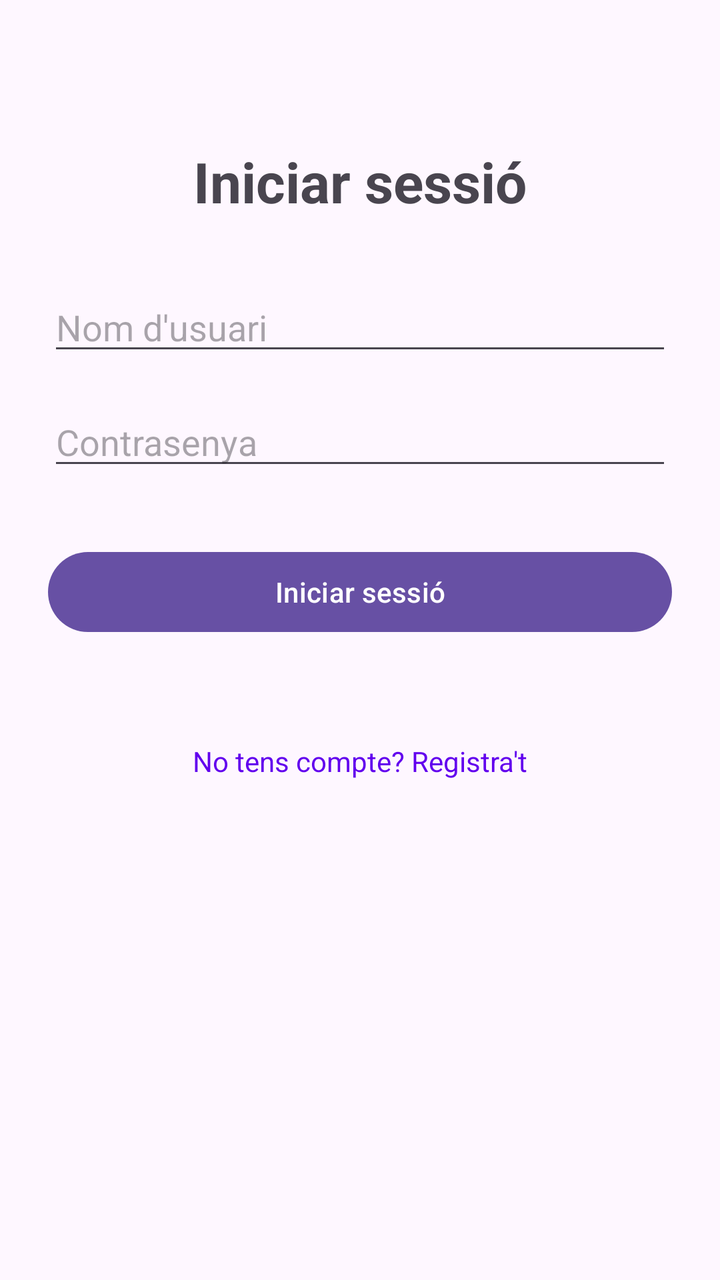
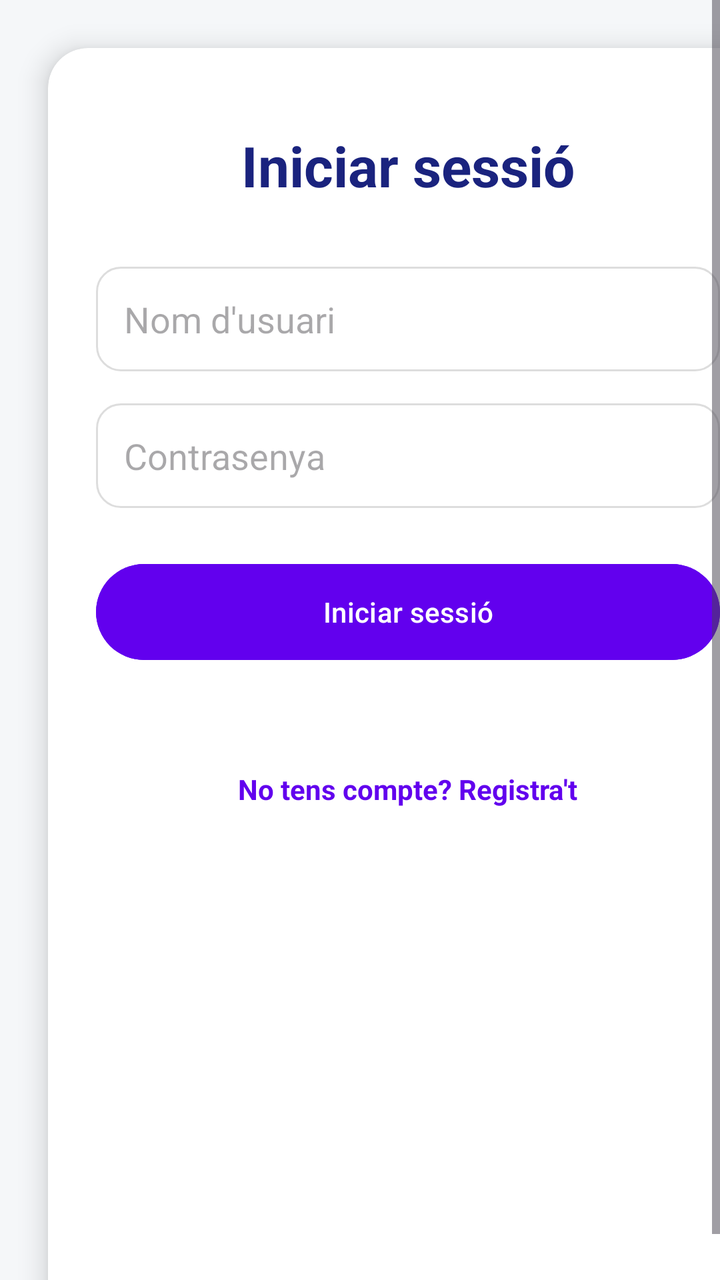

Before-and-after screenshots of an Android layout around one commit, followed by the original layout XML and the change that was made.
<!-- AndroidManifest.xml: application theme Theme.Projecte -->
<!-- res/layout/activity_login.xml -->
<?xml version="1.0" encoding="utf-8"?>
<androidx.constraintlayout.widget.ConstraintLayout
    xmlns:android="http://schemas.android.com/apk/res/android"
    xmlns:app="http://schemas.android.com/apk/res-auto"
    android:id="@+id/main"
    android:layout_width="match_parent"
    android:layout_height="match_parent"
    android:padding="24dp">

    <TextView
        android:id="@+id/tvTitol"
        android:layout_width="wrap_content"
        android:layout_height="wrap_content"
        android:text="Iniciar sessió"
        android:textSize="28sp"
        android:textStyle="bold"
        app:layout_constraintTop_toTopOf="parent"
        app:layout_constraintStart_toStartOf="parent"
        app:layout_constraintEnd_toEndOf="parent"
        android:layout_marginTop="48dp"/>

    <EditText
        android:id="@+id/etNom"
        android:layout_width="0dp"
        android:layout_height="wrap_content"
        android:hint="Nom d'usuari"
        android:inputType="text"
        app:layout_constraintTop_toBottomOf="@id/tvTitol"
        app:layout_constraintStart_toStartOf="parent"
        app:layout_constraintEnd_toEndOf="parent"
        android:layout_marginTop="32dp"/>

    <EditText
        android:id="@+id/etContrasenya"
        android:layout_width="0dp"
        android:layout_height="wrap_content"
        android:hint="Contrasenya"
        android:inputType="textPassword"
        app:layout_constraintTop_toBottomOf="@id/etNom"
        app:layout_constraintStart_toStartOf="parent"
        app:layout_constraintEnd_toEndOf="parent"
        android:layout_marginTop="16dp"/>

    <Button
        android:id="@+id/btnLogin"
        android:layout_width="0dp"
        android:layout_height="wrap_content"
        android:text="Iniciar sessió"
        app:layout_constraintTop_toBottomOf="@id/etContrasenya"
        app:layout_constraintStart_toStartOf="parent"
        app:layout_constraintEnd_toEndOf="parent"
        android:layout_marginTop="32dp"/>

    <TextView
        android:id="@+id/tvError"
        android:layout_width="0dp"
        android:layout_height="wrap_content"
        android:text=""
        android:textColor="#D32F2F"
        android:textAlignment="center"
        app:layout_constraintTop_toBottomOf="@id/btnLogin"
        app:layout_constraintStart_toStartOf="parent"
        app:layout_constraintEnd_toEndOf="parent"
        android:layout_marginTop="16dp"/>

    <TextView
        android:id="@+id/tvAnarARegistre"
        android:layout_width="wrap_content"
        android:layout_height="wrap_content"
        android:text="No tens compte? Registra't"
        android:textColor="#6200EE"
        android:padding="8dp"
        app:layout_constraintTop_toBottomOf="@id/tvError"
        app:layout_constraintStart_toStartOf="parent"
        app:layout_constraintEnd_toEndOf="parent"
        android:layout_marginTop="8dp"/>

</androidx.constraintlayout.widget.ConstraintLayout>
<!-- resources referenced by this layout -->
<resources>
  <style name="Theme.Projecte" parent="Base.Theme.Projecte" />
  <style name="Base.Theme.Projecte" parent="Theme.Material3.DayNight.NoActionBar">
          
          
      </style>
</resources>

<!-- the commit's change to res/layout/activity_login.xml (unified diff, before → after) -->
@@ -1,78 +1,84 @@
 <?xml version="1.0" encoding="utf-8"?>
-<androidx.constraintlayout.widget.ConstraintLayout
-    xmlns:android="http://schemas.android.com/apk/res/android"
+<ScrollView xmlns:android="http://schemas.android.com/apk/res/android"
     xmlns:app="http://schemas.android.com/apk/res-auto"
-    android:id="@+id/main"
     android:layout_width="match_parent"
     android:layout_height="match_parent"
-    android:padding="24dp">
+    android:background="#F5F7F9"
+    android:fillViewport="true">
 
-    <TextView
-        android:id="@+id/tvTitol"
-        android:layout_width="wrap_content"
+    <androidx.cardview.widget.CardView
+        android:layout_width="match_parent"
         android:layout_height="wrap_content"
-        android:text="Iniciar sessió"
-        android:textSize="28sp"
-        android:textStyle="bold"
-        app:layout_constraintTop_toTopOf="parent"
-        app:layout_constraintStart_toStartOf="parent"
-        app:layout_constraintEnd_toEndOf="parent"
-        android:layout_marginTop="48dp"/>
+        android:layout_margin="24dp"
+        app:cardCornerRadius="20dp"
+        app:cardElevation="8dp">
 
-    <EditText
-        android:id="@+id/etNom"
-        android:layout_width="0dp"
-        android:layout_height="wrap_content"
-        android:hint="Nom d'usuari"
-        android:inputType="text"
-        app:layout_constraintTop_toBottomOf="@id/tvTitol"
-        app:layout_constraintStart_toStartOf="parent"
-        app:layout_constraintEnd_toEndOf="parent"
-        android:layout_marginTop="32dp"/>
+        <LinearLayout
+            android:layout_width="match_parent"
+            android:layout_height="wrap_content"
+            android:orientation="vertical"
+            android:padding="24dp">
 
-    <EditText
-        android:id="@+id/etContrasenya"
-        android:layout_width="0dp"
-        android:layout_height="wrap_content"
-        android:hint="Contrasenya"
-        android:inputType="textPassword"
-        app:layout_constraintTop_toBottomOf="@id/etNom"
-        app:layout_constraintStart_toStartOf="parent"
-        app:layout_constraintEnd_toEndOf="parent"
-        android:layout_marginTop="16dp"/>
+            <TextView
+                android:id="@+id/tvTitol"
+                android:layout_width="wrap_content"
+                android:layout_height="wrap_content"
+                android:text="Iniciar sessió"
+                android:textSize="28sp"
+                android:textStyle="bold"
+                android:textColor="#1A237E"
+                android:layout_gravity="center"
+                android:layout_marginTop="16dp"
+                android:layout_marginBottom="32dp"/>
 
-    <Button
-        android:id="@+id/btnLogin"
-        android:layout_width="0dp"
-        android:layout_height="wrap_content"
-        android:text="Iniciar sessió"
-        app:layout_constraintTop_toBottomOf="@id/etContrasenya"
-        app:layout_constraintStart_toStartOf="parent"
-        app:layout_constraintEnd_toEndOf="parent"
-        android:layout_marginTop="32dp"/>
+            <EditText
+                android:id="@+id/etNom"
+                android:layout_width="match_parent"
+                android:layout_height="wrap_content"
+                android:hint="Nom d'usuari"
+                android:inputType="text"
+                android:background="@drawable/bg_edittext_rounded"
+                android:padding="14dp"
+                android:layout_marginBottom="16dp"/>
 
-    <TextView
-        android:id="@+id/tvError"
-        android:layout_width="0dp"
-        android:layout_height="wrap_content"
-        android:text=""
-        android:textColor="#D32F2F"
-        android:textAlignment="center"
-        app:layout_constraintTop_toBottomOf="@id/btnLogin"
-        app:layout_constraintStart_toStartOf="parent"
-        app:layout_constraintEnd_toEndOf="parent"
-        android:layout_marginTop="16dp"/>
+            <EditText
+                android:id="@+id/etContrasenya"
+                android:layout_width="match_parent"
+                android:layout_height="wrap_content"
+                android:hint="Contrasenya"
+                android:inputType="textPassword"
+                android:background="@drawable/bg_edittext_rounded"
+                android:padding="14dp"
+                android:layout_marginBottom="24dp"/>
 
-    <TextView
-        android:id="@+id/tvAnarARegistre"
-        android:layout_width="wrap_content"
-        android:layout_height="wrap_content"
-        android:text="No tens compte? Registra't"
-        android:textColor="#6200EE"
-        android:padding="8dp"
-        app:layout_constraintTop_toBottomOf="@id/tvError"
-        app:layout_constraintStart_toStartOf="parent"
-        app:layout_constraintEnd_toEndOf="parent"
-        android:layout_marginTop="8dp"/>
+            <Button
+                android:id="@+id/btnLogin"
+                android:layout_width="match_parent"
+                android:layout_height="56dp"
+                android:text="Iniciar sessió"
+                android:textColor="#FFFFFF"
+                android:backgroundTint="#6200EE"
+                app:cornerRadius="30dp"/>
 
-</androidx.constraintlayout.widget.ConstraintLayout>
+            <TextView
+                android:id="@+id/tvError"
+                android:layout_width="match_parent"
+                android:layout_height="wrap_content"
+                android:text=""
+                android:textColor="#D32F2F"
+                android:textAlignment="center"
+                android:layout_marginTop="16dp"/>
+
+            <TextView
+                android:id="@+id/tvAnarARegistre"
+                android:layout_width="wrap_content"
+                android:layout_height="wrap_content"
+                android:text="No tens compte? Registra't"
+                android:textColor="#6200EE"
+                android:textStyle="bold"
+                android:padding="8dp"
+                android:layout_gravity="center"
+                android:layout_marginTop="8dp"/>
+        </LinearLayout>
+    </androidx.cardview.widget.CardView>
+</ScrollView>
<!-- resource entries referenced after the edit -->
@@ -1,5 +1,11 @@
 <!-- resources referenced by this layout -->
 <resources>
+  <!-- drawable bg_edittext_rounded (drawable) -->
+  <shape xmlns:android="http://schemas.android.com/apk/res/android" android:shape="rectangle">
+      <solid android:color="#FFFFFF" />
+      <stroke android:width="1dp" android:color="#DDDDDD" />
+      <corners android:radius="12dp" />
+  </shape>
   <style name="Theme.Projecte" parent="Base.Theme.Projecte" />
   <style name="Base.Theme.Projecte" parent="Theme.Material3.DayNight.NoActionBar">
           
